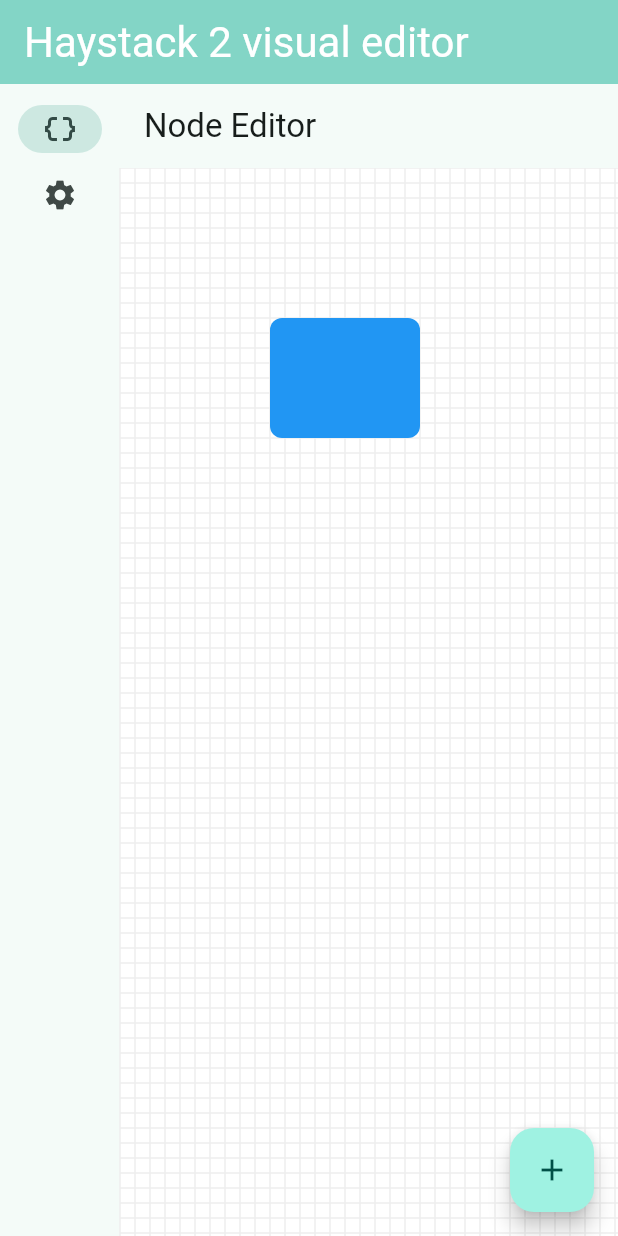
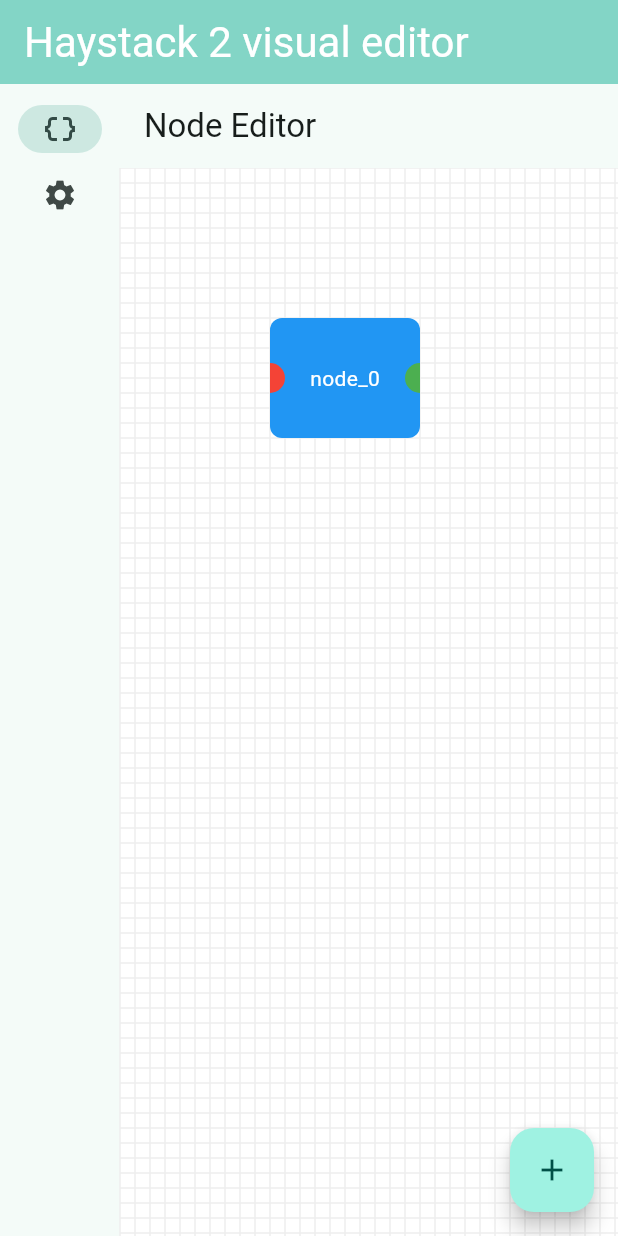
Before and after one commit to FloRul/haystack_2_pipeline_editor, a Flutter app: the screen it shows after launch, after a tap on the "add" icon, on a phone screen of 412 x 824 dp. Run offline on Flutter 3.47's test engine with Material 3 defaults, Android fonts, the light colour scheme and no system bars.

Commit message:
Refactor draggable node and editor view, update connection painter and knob widget

```diff
--- a/lib/presentation/node_editor/editor_view.dart
+++ b/lib/presentation/node_editor/editor_view.dart
@@ -1,8 +1,8 @@
 import 'package:flutter/material.dart';
 import 'package:haystack_2_pipeline_editor/presentation/node_editor/background_grid_painter.dart';
 import 'package:haystack_2_pipeline_editor/presentation/node_editor/connection_painter.dart';
-import 'package:haystack_2_pipeline_editor/presentation/node_editor/draggable_node.dart';
 import 'package:haystack_2_pipeline_editor/presentation/node_editor/node.dart';
+import 'package:haystack_2_pipeline_editor/presentation/node_editor/node_widget.dart';
 
 enum DraggingType {
   none,
@@ -93,20 +93,15 @@ class _EditorScreenState extends State<EditorScreen> {
                   translationOffset: offset,
                 ),
                 child: LayoutBuilder(
-                  builder: (context, constraints) {
-                    return Stack(
-                      children: [
-                        // Render nodes
-                        for (var vnode in _nodes)
-                          ValueListenableBuilder<(Node, Offset)>(
+                  builder: (context, constraints) => Stack(
+                    children: _nodes
+                        .map(
+                          (vnode) => ValueListenableBuilder<(Node, Offset)>(
                             valueListenable: vnode,
-                            builder: (context, node, child) {
-                              return Positioned(
+                            builder: (context, node, child) => Positioned(
                               left: node.$2.dx + offset.dx,
                               top: node.$2.dy + offset.dy,
                               child: GestureDetector(
-                                  onPanStart: (details) {},
-                                  onPanEnd: (details) {},
                                 onPanUpdate: (details) {
                                   setState(() {
                                     vnode.value = (
@@ -115,21 +110,18 @@ class _EditorScreenState extends State<EditorScreen> {
                                     );
                                   });
                                 },
-                                  child: Container(
-                                    width: 100,
-                                    height: 80,
-                                    decoration: BoxDecoration(
-                                      color: Colors.blue,
-                                      borderRadius: BorderRadius.circular(8),
+                                child: NodeWidget(
+                                  draggingType: _draggingType,
+                                  node: node.$1,
+                                  onConnectionStart: _handleConnectionStart,
+                                  onConnectionEnd: _handleConnectionEnd,
                                 ),
                               ),
                             ),
-                              );
-                            },
                           ),
-                      ],
-                    );
-                  },
+                        )
+                        .toList(),
+                  ),
                 ),
               );
             },
--- a/lib/presentation/node_editor/knob.dart
+++ b/lib/presentation/node_editor/knob.dart
@@ -78,7 +78,7 @@ class _KnobState extends State<Knob> {
             duration: widget.duration,
             width: widget.knobSize,
             height: widget.knobSize,
-            transform: Matrix4.identity()..scale(_isHovering ? 1.2 : 1.0),
+            transform: Matrix4.identity()..scale(_isHovering || _isDragging ? 1.2 : 1.0),
             transformAlignment: Alignment.center,
             decoration: BoxDecoration(
               color: _isDragging ? Colors.amber : widget.color,
--- a/lib/presentation/node_editor/node_widget.dart
+++ b/lib/presentation/node_editor/node_widget.dart
@@ -32,7 +32,7 @@ class NodeWidget extends StatelessWidget {
         borderRadius: BorderRadius.circular(8),
       ),
       child: Stack(
-        clipBehavior: Clip.none,
+        clipBehavior: Clip.hardEdge,
         children: [
           Center(
             child: Text(
```
Also changed, not shown: lib/presentation/node_editor/draggable_node.dart (deleted, +0 -47 lines). Lines whose indentation alone changed are shown as unchanged.
